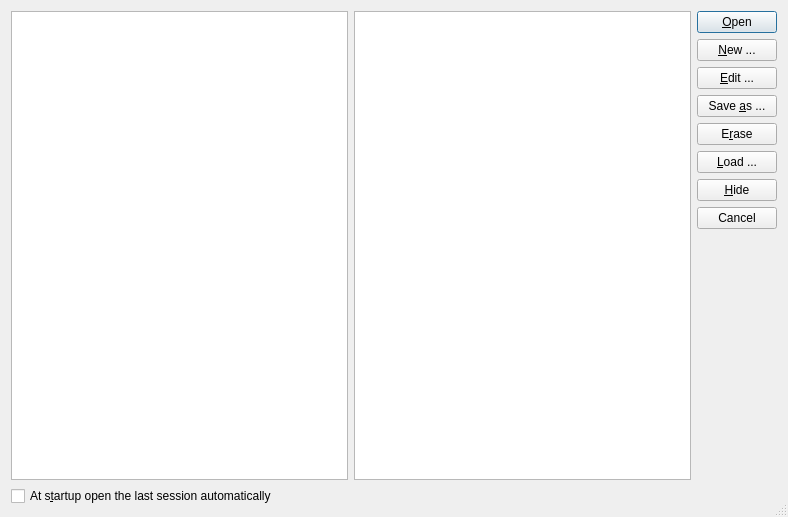
The window that mp3diags/src/Sessions.ui (frispete/mp3diags) describes before a commit, drawn with Qt 5.
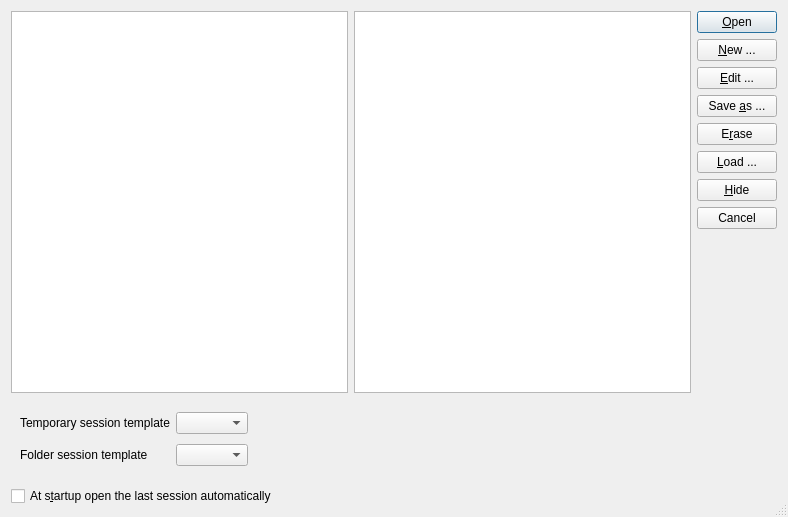
The same window after the commit.

Commit message: temporary session (work in progress)

What changed in the file:
```diff
--- a/mp3diags/src/Sessions.ui
+++ b/mp3diags/src/Sessions.ui
@@ -19,18 +19,9 @@
    <item>
     <layout class="QHBoxLayout" >
      <item>
-      <widget class="QWidget" native="1" name="widget_2" >
-       <layout class="QHBoxLayout" >
-        <property name="leftMargin" >
-         <number>0</number>
-        </property>
-        <property name="topMargin" >
-         <number>0</number>
-        </property>
-        <property name="rightMargin" >
-         <number>0</number>
-        </property>
-        <property name="bottomMargin" >
+      <widget class="QWidget" name="widget_2" native="true">
+       <layout class="QHBoxLayout">
+        <property name="margin">
          <number>0</number>
         </property>
         <item>
@@ -41,18 +32,9 @@
          </widget>
         </item>
         <item>
-         <widget class="QWidget" native="1" name="widget" >
-          <layout class="QVBoxLayout" >
-           <property name="leftMargin" >
-            <number>0</number>
-           </property>
-           <property name="topMargin" >
-            <number>0</number>
-           </property>
-           <property name="rightMargin" >
-            <number>0</number>
-           </property>
-           <property name="bottomMargin" >
+         <widget class="QWidget" name="widget" native="true">
+          <layout class="QVBoxLayout">
+           <property name="margin">
             <number>0</number>
            </property>
            <item>
@@ -65,18 +47,9 @@
       </widget>
      </item>
      <item>
-      <widget class="QWidget" native="1" name="widget_3" >
-       <layout class="QVBoxLayout" >
-        <property name="leftMargin" >
-         <number>0</number>
-        </property>
-        <property name="topMargin" >
-         <number>0</number>
-        </property>
-        <property name="rightMargin" >
-         <number>0</number>
-        </property>
-        <property name="bottomMargin" >
+      <widget class="QWidget" name="widget_3" native="true">
+       <layout class="QVBoxLayout">
+        <property name="margin">
          <number>0</number>
         </property>
         <item>
@@ -157,8 +130,78 @@
     </layout>
    </item>
    <item>
-    <widget class="QCheckBox" name="m_pOpenLastCkB" >
-     <property name="text" >
+    <widget class="QWidget" name="widget_4" native="true">
+     <property name="minimumSize">
+      <size>
+       <width>0</width>
+       <height>81</height>
+      </size>
+     </property>
+     <layout class="QGridLayout" name="gridLayout">
+      <item row="0" column="0">
+       <widget class="QLabel" name="label">
+        <property name="sizePolicy">
+         <sizepolicy hsizetype="Minimum" vsizetype="Preferred">
+          <horstretch>0</horstretch>
+          <verstretch>0</verstretch>
+         </sizepolicy>
+        </property>
+        <property name="text">
+         <string>Temporary session template</string>
+        </property>
+       </widget>
+      </item>
+      <item row="0" column="1">
+       <widget class="QComboBox" name="comboBox"/>
+      </item>
+      <item row="0" column="2">
+       <spacer name="horizontalSpacer">
+        <property name="orientation">
+         <enum>Qt::Horizontal</enum>
+        </property>
+        <property name="sizeHint" stdset="0">
+         <size>
+          <width>474</width>
+          <height>20</height>
+         </size>
+        </property>
+       </spacer>
+      </item>
+      <item row="1" column="0">
+       <widget class="QLabel" name="label_2">
+        <property name="sizePolicy">
+         <sizepolicy hsizetype="Minimum" vsizetype="Preferred">
+          <horstretch>0</horstretch>
+          <verstretch>0</verstretch>
+         </sizepolicy>
+        </property>
+        <property name="text">
+         <string>Folder session template</string>
+        </property>
+       </widget>
+      </item>
+      <item row="1" column="1">
+       <widget class="QComboBox" name="comboBox_2"/>
+      </item>
+      <item row="1" column="2">
+       <spacer name="horizontalSpacer_2">
+        <property name="orientation">
+         <enum>Qt::Horizontal</enum>
+        </property>
+        <property name="sizeHint" stdset="0">
+         <size>
+          <width>474</width>
+          <height>20</height>
+         </size>
+        </property>
+       </spacer>
+      </item>
+     </layout>
+    </widget>
+   </item>
+   <item>
+    <widget class="QCheckBox" name="m_pOpenLastCkB">
+     <property name="text">
       <string>At s&amp;tartup open the last session automatically</string>
      </property>
     </widget>
```
Left out of the diff: 59 changed lines with no effect on the pictures. The commit also changes 13 other files.
